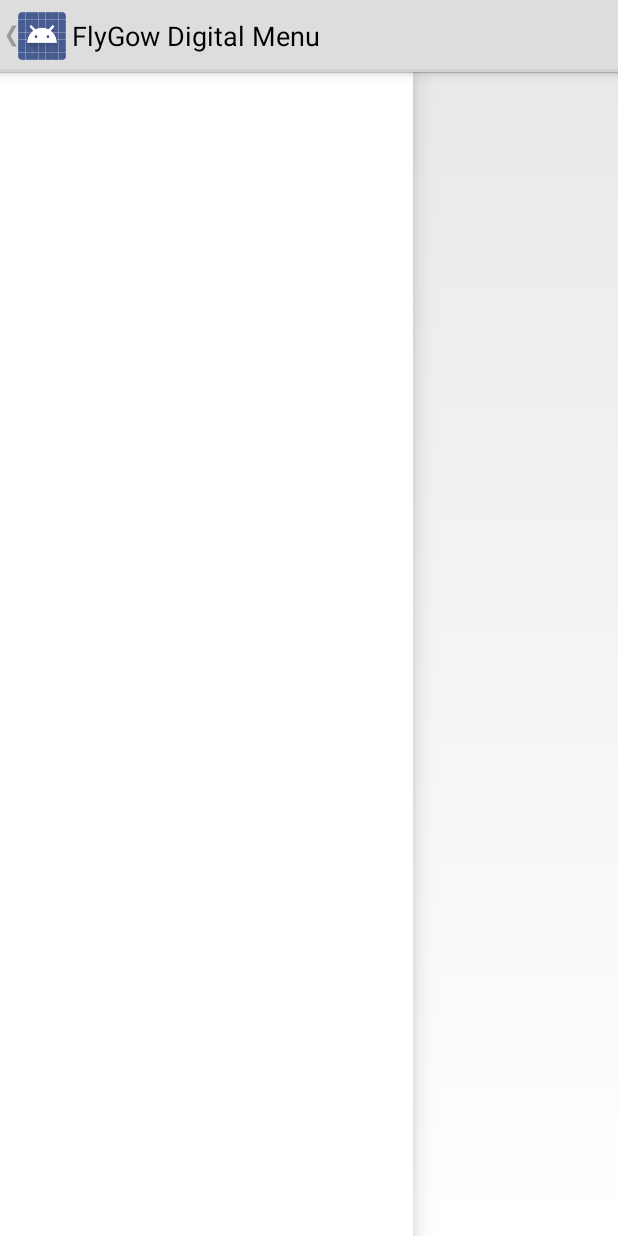
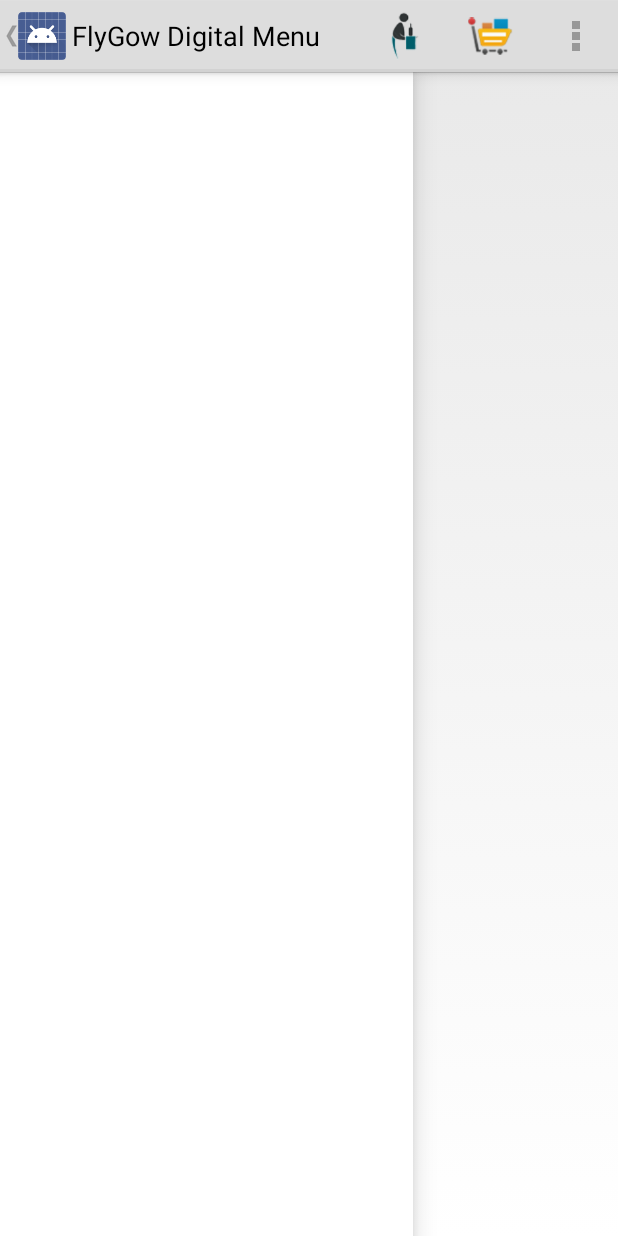
Before and after one commit to abellini/FlygowMobile, an Android app: the MainActivity screen opened directly, with no data from a screen before it, on a phone screen of 412 x 824 dp. Run offline under Robolectric (Android 15) with nearby library versions, the phone set to English and light mode, and no system bars; 2 statements that could not run were skipped.

Commit message:
Ícones e botoes da actiona bar na activity principal do cardápio.

```diff
--- a/activity/src/main/java/br/com/flygowmobile/activity/MainActivity.java
+++ b/activity/src/main/java/br/com/flygowmobile/activity/MainActivity.java
@@ -18,6 +18,7 @@ import android.util.Base64;
 import android.util.Log;
 import android.view.Gravity;
 import android.view.Menu;
+import android.view.MenuInflater;
 import android.view.MenuItem;
 import android.view.View;
 import android.widget.AdapterView;
@@ -54,7 +55,11 @@ import br.com.flygowmobile.activity.navigationdrawer.FB_Fragment;
 import br.com.flygowmobile.activity.navigationdrawer.RowItem;
 import br.com.flygowmobile.activity.navigationdrawer.WelcomeFragment;
 import br.com.flygowmobile.database.RepositoryAdvertisement;
+import br.com.flygowmobile.database.RepositoryCoin;
+import br.com.flygowmobile.database.RepositoryTablet;
 import br.com.flygowmobile.entity.Advertisement;
+import br.com.flygowmobile.entity.Coin;
+import br.com.flygowmobile.entity.Tablet;
 import br.com.flygowmobile.enums.MediaTypeEnum;
 import br.com.flygowmobile.enums.ServerController;
 import br.com.flygowmobile.enums.StaticMessages;
@@ -62,11 +67,8 @@ import br.com.flygowmobile.enums.StaticTitles;
 import br.com.flygowmobile.service.BuildMenuItemsService;
 import br.com.flygowmobile.service.ServiceHandler;
 
-import static br.com.flygowmobile.activity.R.id.action_settings;
-
 public class MainActivity extends Activity {
 
-    String[] menutitles;
     TypedArray menuIcons;
 
     // nav drawer title
@@ -83,6 +85,8 @@ public class MainActivity extends Activity {
     private CustomAdapter adapter;
 
     private RepositoryAdvertisement repositoryAdvertisement;
+    private RepositoryTablet repositoryTablet;
+    private RepositoryCoin repositoryCoin;
 
     private AdvertisementMediaTask advertisementMediaTask;
 
@@ -97,7 +101,6 @@ public class MainActivity extends Activity {
         setContentView(R.layout.activity_main);
 
         mTitle = mDrawerTitle = getTitle();
-        //menutitles = getResources().getStringArray(R.array.titles);
 
         menuIcons = getResources().obtainTypedArray(R.array.icons);
         menuItemsService = new BuildMenuItemsService(this, menuIcons);
@@ -115,6 +118,8 @@ public class MainActivity extends Activity {
         mDrawerList.setOnItemClickListener(new SlideitemListener());
 
         repositoryAdvertisement = new RepositoryAdvertisement(this);
+        repositoryTablet = new RepositoryTablet(this);
+        repositoryCoin = new RepositoryCoin(this);
 
         // enabling action bar app icon and behaving it as toggle button
         getActionBar().setDisplayHomeAsUpEnabled(true);
@@ -210,8 +215,25 @@ public class MainActivity extends Activity {
 
     @Override
     public boolean onCreateOptionsMenu(Menu menu) {
-        getMenuInflater().inflate(R.menu.global, menu);
-        return true;
+        // Inflate the menu items for use in the action bar
+        MenuInflater inflater = getMenuInflater();
+        inflater.inflate(R.menu.main_activity_actions, menu);
+
+        initializeOrderValue(menu);
+
+        return super.onCreateOptionsMenu(menu);
+    }
+
+    private void initializeOrderValue(Menu menu){
+        final String initialValue = "0,00";
+        MenuItem menuItem = menu.findItem(R.id.allPrice);
+        Tablet tablet = repositoryTablet.findLast();
+        if(tablet != null){
+            Coin coin = repositoryCoin.findById(tablet.getCoinId());
+            if(coin != null && menuItem != null){
+                menuItem.setTitle(coin.getSymbol() + " " + initialValue);
+            }
+        }
     }
 
     @Override
@@ -222,7 +244,7 @@ public class MainActivity extends Activity {
         }
         // Handle action bar actions click
         switch (item.getItemId()) {
-            case action_settings:
+            case R.id.basket:
                 return true;
             default:
                 return super.onOptionsItemSelected(item);
@@ -236,7 +258,6 @@ public class MainActivity extends Activity {
     public boolean onPrepareOptionsMenu(Menu menu) {
         // if nav drawer is opened, hide the action items
         boolean drawerOpen = mDrawerLayout.isDrawerOpen(mDrawerList);
-        menu.findItem(action_settings).setVisible(!drawerOpen);
         return super.onPrepareOptionsMenu(menu);
     }
 
--- a/activity/src/main/res/menu/global.xml
+++ /dev/null
@@ -1,6 +0,0 @@
-<menu xmlns:android="http://schemas.android.com/apk/res/android">
-    <item android:id="@+id/action_settings"
-        android:title="@string/action_settings"
-        android:orderInCategory="100"
-        android:showAsAction="never" />
-</menu>
--- /dev/null
+++ b/activity/src/main/res/menu/main_activity_actions.xml
@@ -0,0 +1,27 @@
+<?xml version="1.0" encoding="utf-8"?>
+<menu
+    xmlns:android="http://schemas.android.com/apk/res/android" >
+    <!-- Search, should appear as action button -->
+    <item android:id="@+id/callAtendant"
+        android:icon="@drawable/attendant"
+        android:title="@string/action_btn_call_attendant"
+        android:showAsAction="ifRoom|withText"
+    />
+    <item android:id="@+id/basket"
+        android:icon="@drawable/basket"
+        android:title="@string/action_btn_basket"
+        android:showAsAction="ifRoom|withText"
+    />
+
+    <item android:id="@+id/allPrice"
+        android:icon="@drawable/all_price"
+        android:title="@string/defaultAllPrice"
+        android:showAsAction="ifRoom|withText"
+    />
+
+    <item android:id="@+id/finalizeService"
+        android:icon="@drawable/end_order"
+        android:title="@string/finalizeService"
+        android:showAsAction="ifRoom|withText"
+    />
+</menu>
--- a/activity/src/main/res/values/strings.xml
+++ b/activity/src/main/res/values/strings.xml
@@ -8,12 +8,10 @@
     <string name="title_activity_register_detail">Register Detail</string>
     <string name="description">Description:</string>
     <string name="nutritional">Nutritional Information:</string>
-
-
-    <string-array name="titles">
-        <item>Facebook</item>
-        <item>Google</item>
-    </string-array>
+    <string name="action_btn_basket">Meus Pedidos</string>
+    <string name="action_btn_call_attendant">Chamar Atendente</string>
+    <string name="finalizeService">Pedir a Conta</string>
+    <string name="defaultAllPrice">0,00</string>
 
     <array name="icons">
         <item>@drawable/lanche_header</item>
```
Also changed, not shown: activity/src/main/java/br/com/flygowmobile/activity/navigationdrawer/FB_Fragment.java (+0 -24 lines), activity/src/main/res/menu/register_detail.xml (deleted, +0 -9 lines), activity/src/main/res/menu/splash_screen.xml (deleted, +0 -9 lines), activity/src/main/res/drawable-mdpi/all_price.png (added), activity/src/main/res/drawable-mdpi/attendant.png (added), activity/src/main/res/drawable-mdpi/basket.png (added), activity/src/main/res/drawable-mdpi/end_order.png (added), gradle/wrapper/gradle-wrapper.properties, 1 other file.
